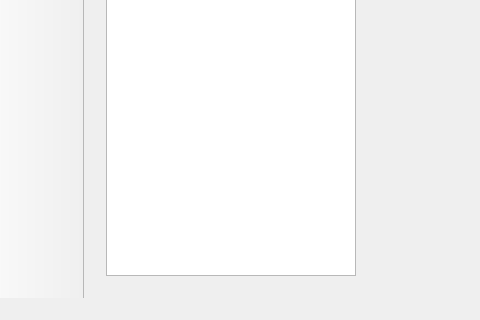
Qt form mainwindow.ui (gamoeba/stagehand) before a commit; both pictures show x 0 to 480 and y 459 to 779 of the 1000 by 779 pixel window.
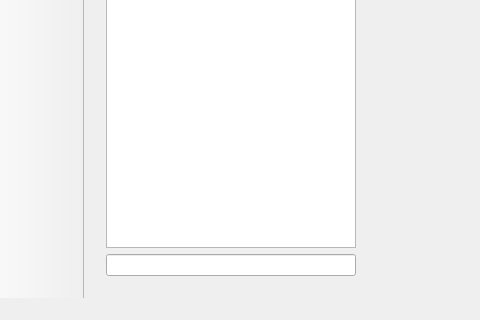
The same form after that commit. Icons and pictures are not drawn.

Commit message:
Show Mouse Position and Node Search
Show mouse position in screen coordinates while hovering over screen
Add filter dialog to allow searching for Nodes by text selection

```diff
--- a/mainwindow.ui
+++ b/mainwindow.ui
@@ -56,6 +56,9 @@
           </property>
          </widget>
         </item>
+        <item>
+         <widget class="QLineEdit" name="treeSearch"/>
+        </item>
        </layout>
       </widget>
       <widget class="QWidget" name="gridWidget" native="true">
```
The commit also changes 6 other files.
